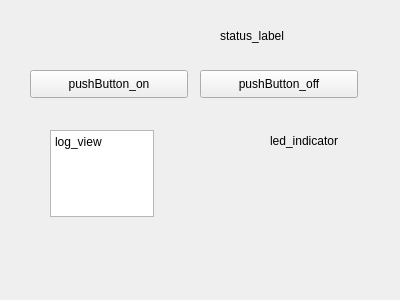
The window that lw/lw1/led_control.ui (Bogd-an/rt_is) describes before a commit, drawn with Qt 5.
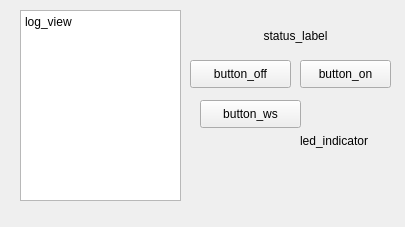
The same window after the commit.

Patch:
```diff
--- a/lw/lw1/led_control.ui
+++ b/lw/lw1/led_control.ui
@@ -6,8 +6,8 @@
    <rect>
     <x>0</x>
     <y>0</y>
-    <width>400</width>
-    <height>300</height>
+    <width>405</width>
+    <height>227</height>
    </rect>
   </property>
   <property name="windowTitle">
@@ -16,33 +16,33 @@
   <widget class="QPushButton" name="pushButton_on">
    <property name="geometry">
     <rect>
-     <x>30</x>
-     <y>70</y>
-     <width>158</width>
+     <x>190</x>
+     <y>60</y>
+     <width>101</width>
      <height>28</height>
     </rect>
    </property>
    <property name="text">
-    <string>pushButton_on</string>
+    <string>button_off</string>
    </property>
   </widget>
   <widget class="QPushButton" name="pushButton_off">
    <property name="geometry">
     <rect>
-     <x>200</x>
-     <y>70</y>
-     <width>158</width>
+     <x>300</x>
+     <y>60</y>
+     <width>91</width>
      <height>28</height>
     </rect>
    </property>
    <property name="text">
-    <string>pushButton_off</string>
+    <string>button_on</string>
    </property>
   </widget>
   <widget class="QLabel" name="led_indicator">
    <property name="geometry">
     <rect>
-     <x>270</x>
+     <x>300</x>
      <y>110</y>
      <width>81</width>
      <height>61</height>
@@ -55,23 +55,26 @@
   <widget class="QLabel" name="status_label">
    <property name="geometry">
     <rect>
-     <x>220</x>
+     <x>200</x>
      <y>20</y>
-     <width>121</width>
+     <width>191</width>
      <height>31</height>
     </rect>
    </property>
    <property name="text">
     <string>status_label</string>
    </property>
+   <property name="alignment">
+    <set>Qt::AlignCenter</set>
+   </property>
   </widget>
   <widget class="QPlainTextEdit" name="log_view">
    <property name="geometry">
     <rect>
-     <x>50</x>
-     <y>130</y>
-     <width>104</width>
-     <height>87</height>
+     <x>20</x>
+     <y>10</y>
+     <width>161</width>
+     <height>191</height>
     </rect>
    </property>
    <property name="readOnly">
@@ -81,6 +84,19 @@
     <string>log_view</string>
    </property>
   </widget>
+  <widget class="QPushButton" name="button_ws">
+   <property name="geometry">
+    <rect>
+     <x>200</x>
+     <y>100</y>
+     <width>101</width>
+     <height>28</height>
+    </rect>
+   </property>
+   <property name="text">
+    <string>button_ws</string>
+   </property>
+  </widget>
  </widget>
  <resources/>
  <connections/>
```
Left out of the diff: 4 changed lines with no effect on the pictures.
